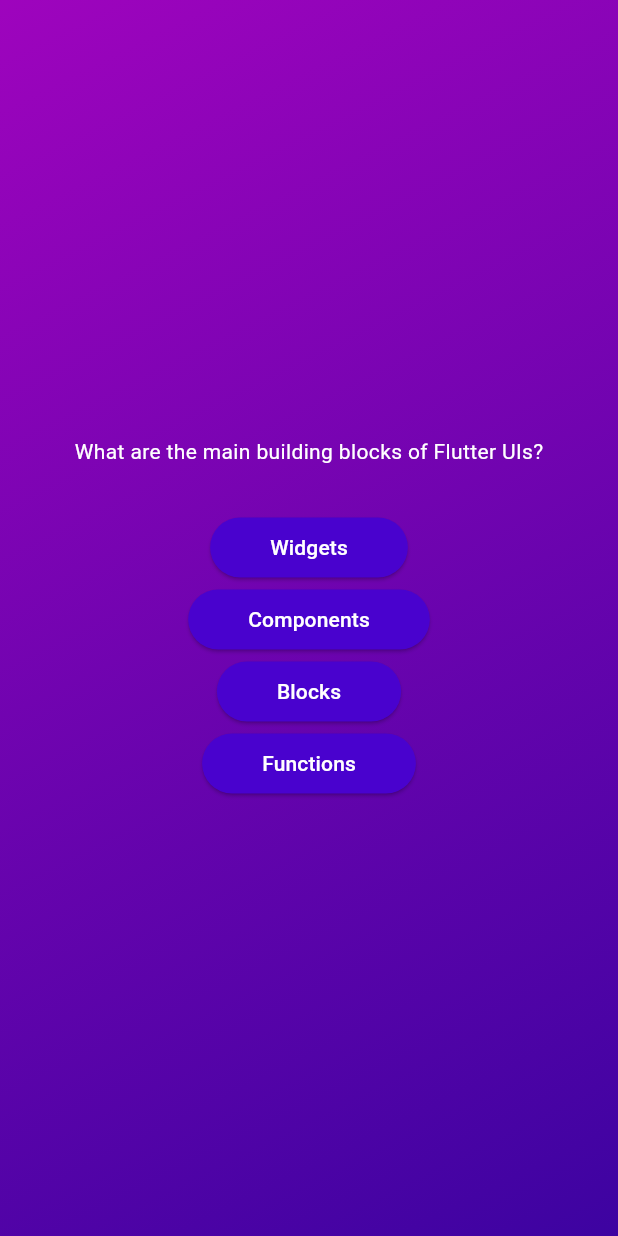
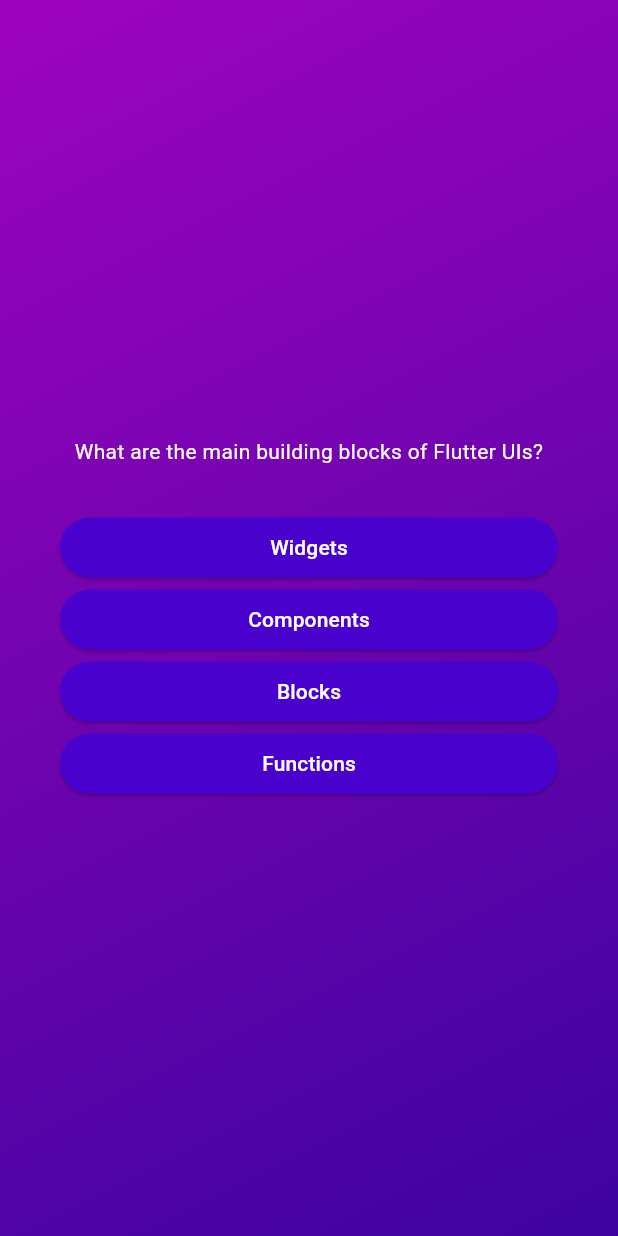
Before and after one commit to Lev1no/flutterQuizApp, a Flutter app: the screen it shows after launch, after a tap on "Start Quiz", on a phone screen of 412 x 824 dp. Run offline on Flutter 3.47's test engine with Material 3 defaults, Android fonts, the phone set to English and light mode, and no system bars.

Commit message:
alignment, margin & padding

```diff
--- a/lib/questions_screen.dart
+++ b/lib/questions_screen.dart
@@ -18,17 +18,24 @@ class _QuestionsScreenState extends State<QuestionsScreen> {
 
     return SizedBox(
       width: double.infinity,
+      child: Container(
+        margin: const EdgeInsets.all(40),
         child: Column(
           mainAxisAlignment: MainAxisAlignment.center,
+          crossAxisAlignment: CrossAxisAlignment.stretch,
           children: [
-          Text(currentQuestion.text,
-              style: const TextStyle(color: Colors.white)),
+            Text(
+              currentQuestion.text,
+              style: const TextStyle(color: Colors.white),
+              textAlign: TextAlign.center,
+            ),
             const SizedBox(height: 30),
             ...currentQuestion.answers.map((answer) {
               return AnswerButton(answer, () {});
             }),
           ],
         ),
+      ),
     );
   }
 }
```
Lines whose indentation alone changed are shown as unchanged.
